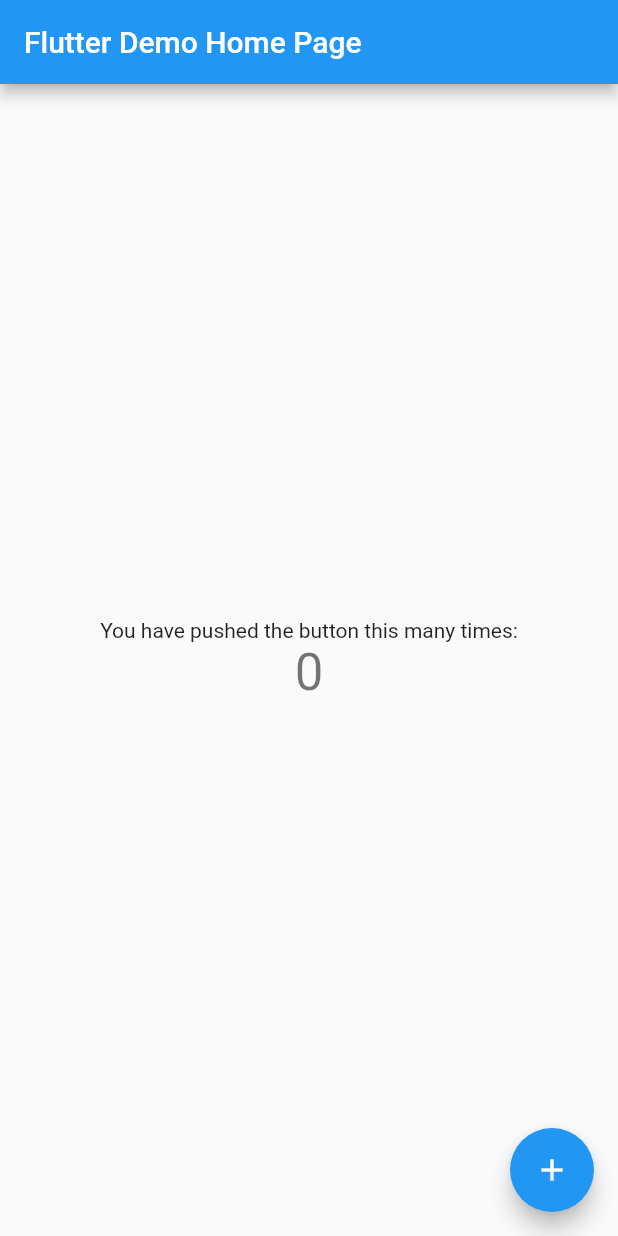
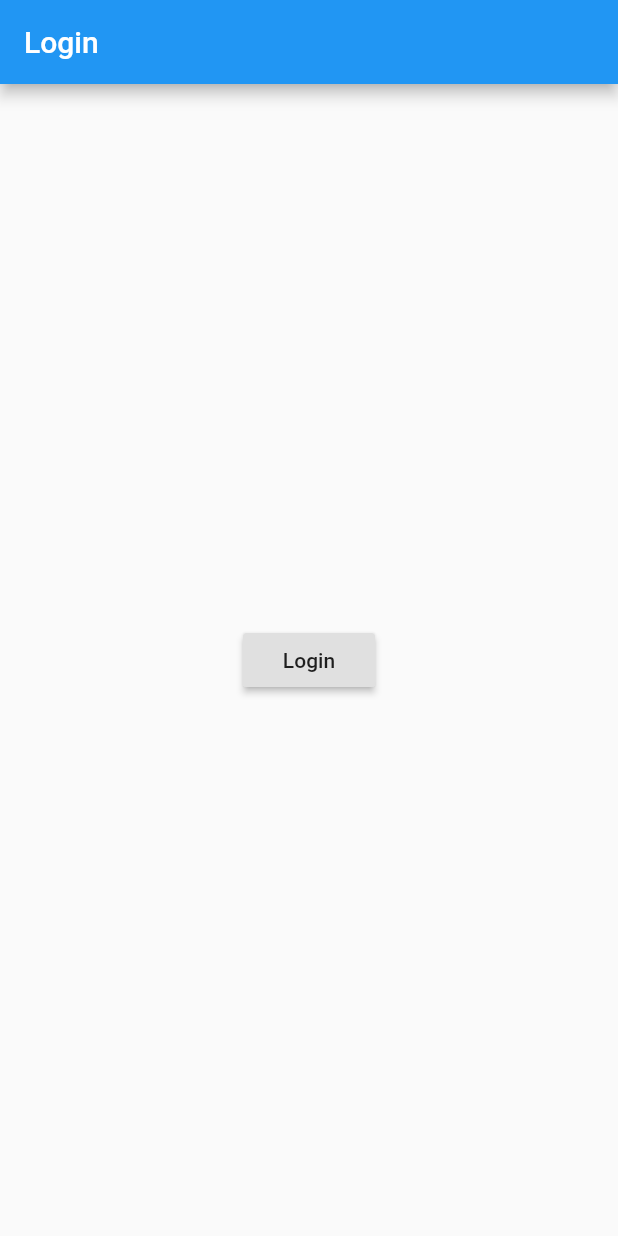
Before and after one commit to ramose/meetupflutter1, a Flutter app: the screen it shows after launch, on a phone screen of 412 x 824 dp. Run offline on Flutter 3.47's test engine with Material 2 defaults, Android fonts, the phone set to English and light mode, and no system bars.

Commit message:
add templates

```diff
--- /dev/null
+++ b/lib/login_page.dart
@@ -0,0 +1,27 @@
+import 'package:flutter/material.dart';
+import 'package:materiflutter1/list_page.dart';
+
+class LoginPage extends StatefulWidget {
+  @override
+  _LoginPageState createState() => _LoginPageState();
+}
+
+class _LoginPageState extends State<LoginPage> {
+  @override
+  Widget build(BuildContext context) {
+    return Scaffold(
+        appBar: AppBar(
+          title: Text("Login"),
+        ),
+        body: Center(
+            child: RaisedButton(
+            child: Text("Login"),
+            onPressed: () {
+              Navigator.of(context)
+                  .push(MaterialPageRoute(builder: (context) => ListPage()));
+            },
+          ),
+        )
+    );
+  }
+}
--- a/lib/main.dart
+++ b/lib/main.dart
@@ -1,4 +1,5 @@
 import 'package:flutter/material.dart';
+import 'login_page.dart';
 
 void main() => runApp(MyApp());
 
@@ -20,7 +21,7 @@ class MyApp extends StatelessWidget {
         // is not restarted.
         primarySwatch: Colors.blue,
       ),
-      home: MyHomePage(title: 'Flutter Demo Home Page'),
+      home: LoginPage(),
     );
   }
 }
--- a/pubspec.yaml
+++ b/pubspec.yaml
@@ -1,5 +1,5 @@
 name: materiflutter1
-description: A new Flutter project.
+description: A new Flutter project for live coding GDG Bali.
 
 # The following defines the version and build number for your application.
 # A version number is three numbers separated by dots, like 1.2.43
@@ -41,7 +41,8 @@ flutter:
   uses-material-design: true
 
   # To add assets to your application, add an assets section, like this:
-  # assets:
+  assets:
+    - assets/
   #  - images/a_dot_burr.jpeg
   #  - images/a_dot_ham.jpeg
 
```
Also changed, not shown: lib/detail.dart (added, +16 -0 lines), lib/list_page.dart (added, +45 -0 lines), assets/bg_iwd.png (added), assets/img1.png (added), assets/img2.jpg (added), assets/img3.png (added), assets/img4.png (added), assets/iwd_detail.png (added), assets/iwd_logo.png (added).
